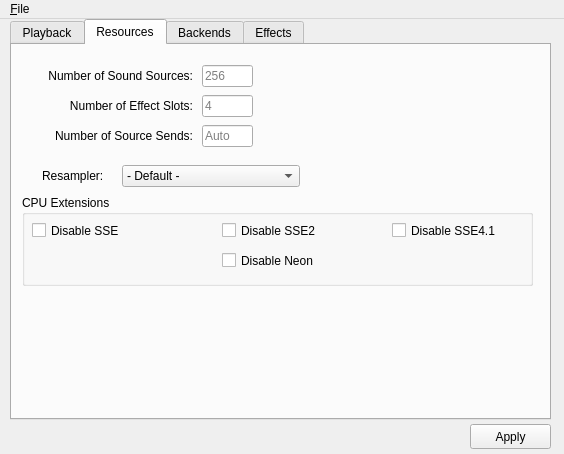
First picture: the form in utils/alsoft-config/mainwindow.ui, repository kcat/openal-soft, before the edit.
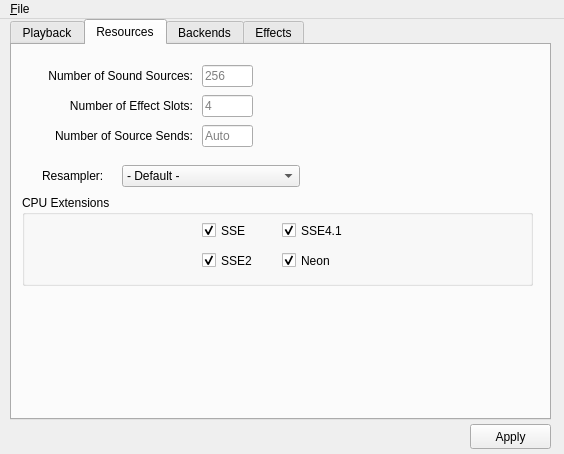
Second picture: the form after the edit. The open tabs and pages were chosen to show the change. Icons and pictures are not drawn.

Commit message:
Modify CPU extensions and effect options to be enabled when checked
It looks nicer and more featured for options to be checked when they're
allowed, rather than when disallowed.

```diff
--- a/utils/alsoft-config/mainwindow.ui
+++ b/utils/alsoft-config/mainwindow.ui
@@ -788,53 +788,65 @@
       <widget class="QCheckBox" name="disableSSECheckBox">
        <property name="geometry">
         <rect>
-         <x>10</x>
+         <x>180</x>
          <y>20</y>
-         <width>101</width>
+         <width>71</width>
          <height>31</height>
         </rect>
        </property>
        <property name="text">
-        <string>Disable SSE</string>
+        <string>SSE</string>
        </property>
+       <property name="checked">
+        <bool>true</bool>
+       </property>
       </widget>
       <widget class="QCheckBox" name="disableSSE2CheckBox">
        <property name="geometry">
         <rect>
-         <x>200</x>
-         <y>20</y>
-         <width>111</width>
+         <x>180</x>
+         <y>50</y>
+         <width>71</width>
          <height>31</height>
         </rect>
        </property>
        <property name="text">
-        <string>Disable SSE2</string>
+        <string>SSE2</string>
        </property>
+       <property name="checked">
+        <bool>true</bool>
+       </property>
       </widget>
       <widget class="QCheckBox" name="disableNeonCheckBox">
        <property name="geometry">
         <rect>
-         <x>200</x>
+         <x>260</x>
          <y>50</y>
-         <width>111</width>
+         <width>71</width>
          <height>31</height>
         </rect>
        </property>
        <property name="text">
-        <string>Disable Neon</string>
+        <string>Neon</string>
        </property>
+       <property name="checked">
+        <bool>true</bool>
+       </property>
       </widget>
       <widget class="QCheckBox" name="disableSSE41CheckBox">
        <property name="geometry">
         <rect>
-         <x>370</x>
+         <x>260</x>
          <y>20</y>
-         <width>121</width>
+         <width>71</width>
          <height>31</height>
         </rect>
        </property>
        <property name="text">
-        <string>Disable SSE4.1</string>
+        <string>SSE4.1</string>
+       </property>
+       <property name="checked">
+        <bool>true</bool>
        </property>
       </widget>
      </widget>
```
Left out of the diff: 74 changed lines with no effect on the pictures. The commit also changes 1 other file.
